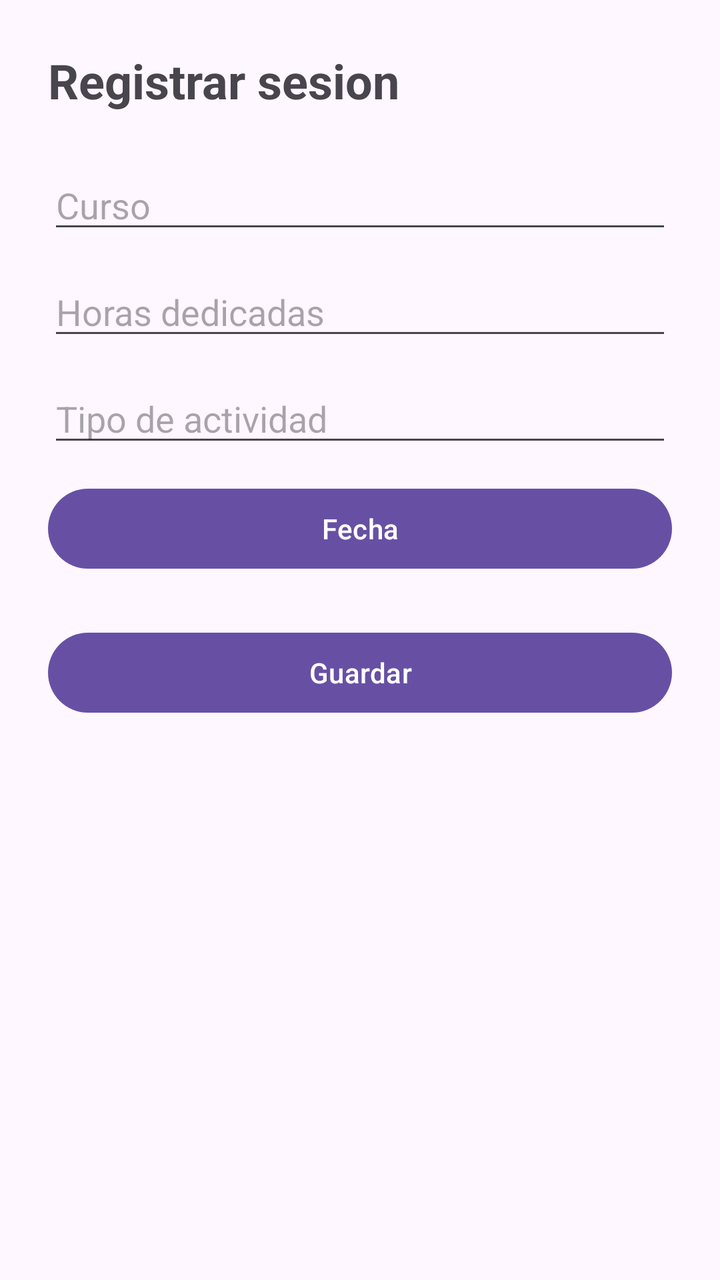
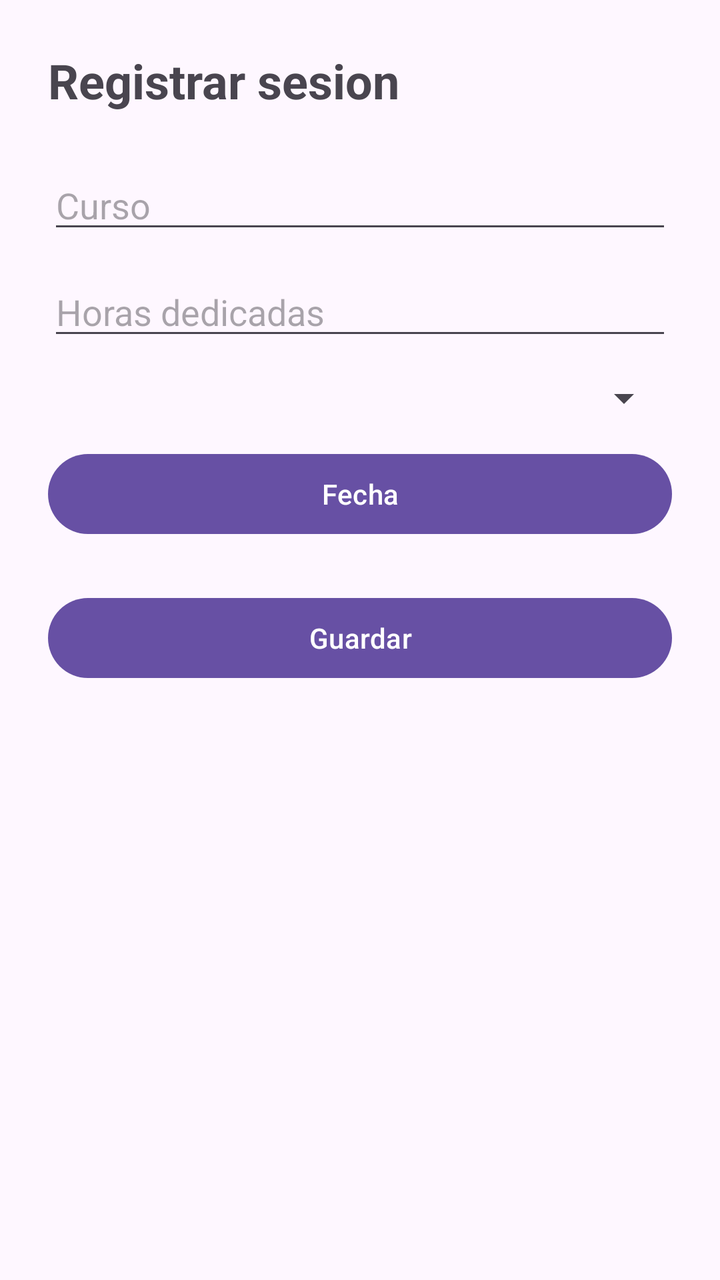

An Android layout rendered at two revisions. The XML below is the earlier revision; the diff shows what the commit changed to produce the second picture.
<!-- AndroidManifest.xml: application theme Theme.Lab6_IOT_20202132 -->
<!-- res/layout/activity_formulario.xml -->
<?xml version="1.0" encoding="utf-8"?>
<ScrollView xmlns:android="http://schemas.android.com/apk/res/android"
    android:layout_width="match_parent"
    android:layout_height="match_parent"
    android:padding="24dp">

    <LinearLayout
        android:layout_width="match_parent"
        android:layout_height="wrap_content"
        android:orientation="vertical">

        <TextView
            android:id="@+id/tvTitulo"
            android:layout_width="wrap_content"
            android:layout_height="wrap_content"
            android:layout_marginBottom="24dp"
            android:text="Registrar sesion"
            android:textSize="24sp"
            android:textStyle="bold" />

        <EditText
            android:id="@+id/etCurso"
            android:layout_width="match_parent"
            android:layout_height="wrap_content"
            android:hint="Curso" />


        <EditText
            android:id="@+id/etHoras"
            android:layout_width="match_parent"
            android:layout_height="wrap_content"
            android:layout_marginTop="12dp"
            android:hint="Horas dedicadas"
            android:inputType="number" />

        <EditText
            android:id="@+id/etTipo"
            android:layout_width="match_parent"
            android:layout_height="wrap_content"
            android:layout_marginTop="12dp"
            android:hint="Tipo de actividad" />

        <Button
            android:id="@+id/btnFecha"
            android:layout_width="match_parent"
            android:layout_height="wrap_content"
            android:layout_marginTop="12dp"
            android:text="Fecha" />

        <Spinner
            android:id="@+id/spinnerEstado"
            android:layout_width="match_parent"
            android:layout_height="wrap_content"
            android:layout_marginTop="12dp"
            android:visibility="gone" />

        <Button
            android:id="@+id/btnGuardar"
            android:layout_width="match_parent"
            android:layout_height="wrap_content"
            android:layout_marginTop="24dp"
            android:text="Guardar" />
    </LinearLayout>
</ScrollView>
<!-- resources referenced by this layout -->
<resources>
  <style name="Theme.Lab6_IOT_20202132" parent="Base.Theme.Lab6_IOT_20202132" />
  <style name="Base.Theme.Lab6_IOT_20202132" parent="Theme.Material3.DayNight.NoActionBar">
          
          
      </style>
</resources>

<!-- the commit's change to res/layout/activity_formulario.xml (unified diff, before → after) -->
@@ -24,21 +24,19 @@
             android:layout_height="wrap_content"
             android:hint="Curso" />
 
-
         <EditText
             android:id="@+id/etHoras"
             android:layout_width="match_parent"
             android:layout_height="wrap_content"
             android:layout_marginTop="12dp"
             android:hint="Horas dedicadas"
-            android:inputType="number" />
+            android:inputType="numberDecimal" />
 
-        <EditText
-            android:id="@+id/etTipo"
+        <Spinner
+            android:id="@+id/spinnerTipo"
             android:layout_width="match_parent"
             android:layout_height="wrap_content"
-            android:layout_marginTop="12dp"
-            android:hint="Tipo de actividad" />
+            android:layout_marginTop="12dp" />
 
         <Button
             android:id="@+id/btnFecha"
@@ -46,13 +44,6 @@
             android:layout_height="wrap_content"
             android:layout_marginTop="12dp"
             android:text="Fecha" />
-
-        <Spinner
-            android:id="@+id/spinnerEstado"
-            android:layout_width="match_parent"
-            android:layout_height="wrap_content"
-            android:layout_marginTop="12dp"
-            android:visibility="gone" />
 
         <Button
             android:id="@+id/btnGuardar"
